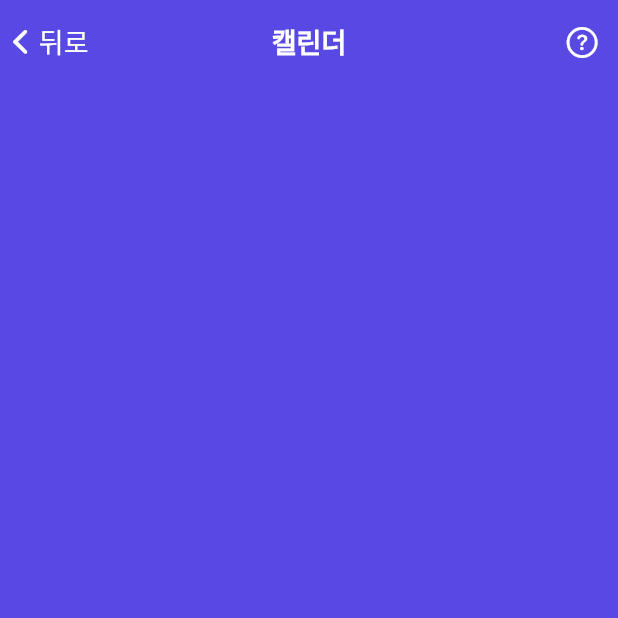
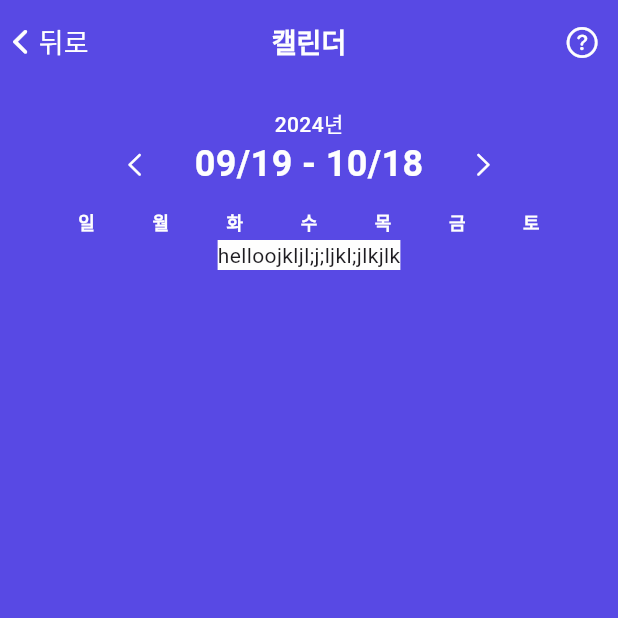
Before and after one commit to Monfi98/Harubee-AOS, a Flutter app: the CalendarView screen opened by its route, on a phone screen of 412 x 824 dp, the top half of it. Run offline on Flutter 3.47's test engine with Material 3 defaults, Android fonts, the phone set to English and light mode, and no system bars; our stand-ins replace go_router; missing offline and left inert: dart_eval; Roboto replaces fonts that are missing (Pretendard).

```diff
--- /dev/null
+++ b/lib/presentation/calendar/viewmodels/calendar_viewmodel.dart
@@ -0,0 +1,8 @@
+import 'package:flutter/material.dart';
+
+class CalendarViewModel extends ChangeNotifier {
+  // State
+  String get currentYear => "2024년";
+  String get startDate => "09/19";
+  String get endDate => "10/18";
+}
--- a/lib/presentation/calendar/views/calendar_view.dart
+++ b/lib/presentation/calendar/views/calendar_view.dart
@@ -2,7 +2,9 @@ import 'package:flutter/cupertino.dart';
 import 'package:flutter/material.dart';
 import 'package:go_router/go_router.dart';
 import 'package:harubee/design_system/colors/harubee_color.dart';
+import 'package:harubee/presentation/calendar/viewmodels/calendar_viewmodel.dart';
 import 'package:harubee/presentation/common/widgets/navigation_back_button.dart';
+import 'package:provider/provider.dart';
 
 class CalendarView extends StatelessWidget {
   const CalendarView({super.key});
@@ -41,7 +43,106 @@ class CalendarView extends StatelessWidget {
           ),
         ],
       ),
-      body: const Stack(children: []),
+      body: const Column(children: [Header(), Calendar()]),
     );
   }
 }
+
+// Header
+class Header extends StatelessWidget {
+  const Header({super.key});
+
+  @override
+  Widget build(BuildContext context) {
+    final calendarVM = context.watch<CalendarViewModel>();
+
+    return Padding(
+      padding: const EdgeInsets.only(top: 8.0),
+      child: Column(
+        children: [
+          Transform.translate(
+            offset: const Offset(0, 8),
+            child: Text(
+              calendarVM.currentYear,
+              style: TextStyle(
+                color: HarubeeColor.textFixed,
+                fontSize: 14,
+                fontWeight: FontWeight.w500,
+              ),
+            ),
+          ),
+          Row(
+            mainAxisAlignment: MainAxisAlignment.center,
+            children: [
+              IconButton(
+                onPressed: () => {},
+                icon: Icon(CupertinoIcons.chevron_left, size: 20),
+                color: HarubeeColor.textFixed,
+              ),
+              Padding(
+                padding: const EdgeInsets.symmetric(horizontal: 16.0),
+                child: Text(
+                  "${calendarVM.startDate} - ${calendarVM.endDate}",
+                  style: TextStyle(
+                    color: HarubeeColor.textFixed,
+                    fontSize: 24,
+                    fontWeight: FontWeight.w600,
+                  ),
+                ),
+              ),
+              IconButton(
+                onPressed: () => {},
+                icon: Icon(CupertinoIcons.chevron_right, size: 20),
+                color: HarubeeColor.textFixed,
+              ),
+            ],
+          ),
+        ],
+      ),
+    );
+  }
+}
+
+// Calendar
+class Calendar extends StatelessWidget {
+  const Calendar({super.key});
+
+  @override
+  Widget build(BuildContext context) {
+    final mode = Theme.of(context).brightness == Brightness.dark
+        ? Appearance.dark
+        : Appearance.light;
+    const weekDays = ["일", "월", "화", "수", "목", "금", "토"];
+
+    return Padding(
+      padding: const EdgeInsets.only(top: 6.0),
+      child: Column(
+        children: [
+          Padding(
+            padding: const EdgeInsets.symmetric(horizontal: 14.0),
+            child: Row(
+              mainAxisAlignment: MainAxisAlignment.spaceEvenly,
+              children: weekDays
+                  .map(
+                    (day) => Text(
+                      day,
+                      style: TextStyle(
+                        color: HarubeeColor.textFixed,
+                        fontSize: 12,
+                        fontWeight: FontWeight.w600,
+                      ),
+                    ),
+                  )
+                  .toList(),
+            ),
+          ),
+          SizedBox(height: 4),
+          Container(
+            color: HarubeeColor.bgPrimary(mode),
+            child: Column(children: [Text("helloojkljl;j;ljkl;jlkjlk")]),
+          ),
+        ],
+      ),
+    );
+  }
+}
--- a/pubspec.yaml
+++ b/pubspec.yaml
@@ -15,6 +15,7 @@ dependencies:
   intl: ^0.20.2
   dart_eval: ^0.8.2
   go_router: ^16.2.4
+  uuid: ^4.5.1
 
 dev_dependencies:
   flutter_test:
```
Also changed, not shown: lib/core/navigation/app_route.dart (+7 -1 lines), lib/domain/models/daily_budget.dart (added, +21 -0 lines), lib/domain/models/salary_budget.dart (added, +27 -0 lines), lib/domain/models/transaction_item.dart (added, +19 -0 lines), lib/presentation/today/views/today_view.dart (+21 -17 lines), pubspec.lock.
